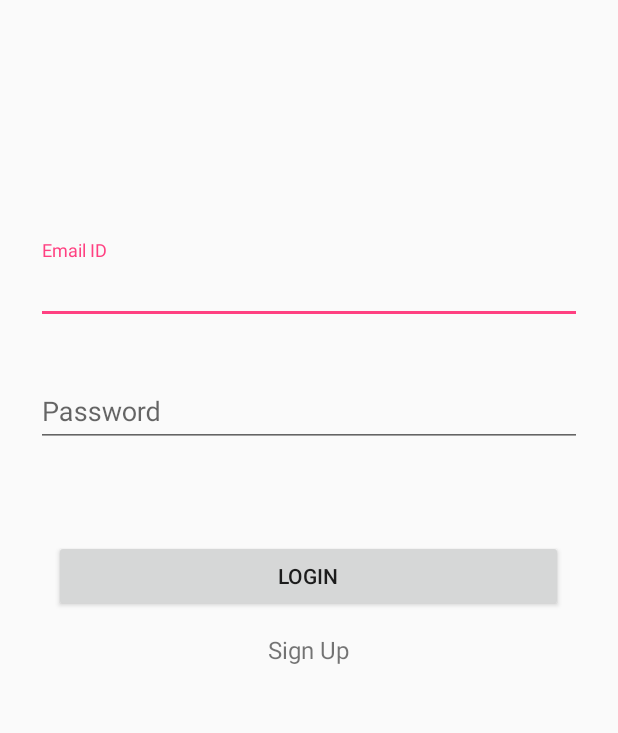
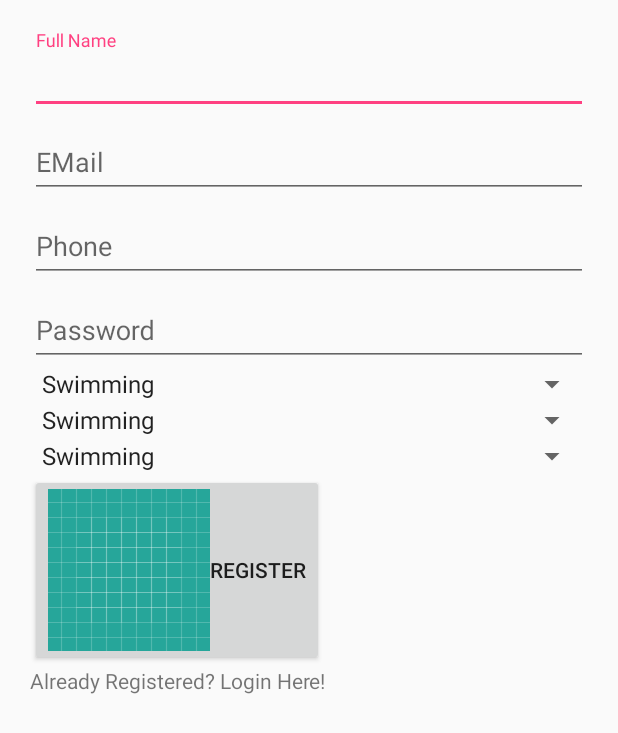
Before and after one commit to achaudhary997/Mobile_Computing_Project, an Android app: the screen it shows after launch (LoginActivity before the commit, RegisterActivity after it), after a tap on "Sign Up", on a phone screen of 412 x 824 dp. Shown: the top 733 px of the screen. Run offline under Robolectric (Android 15) with nearby library versions, the phone set to English and light mode, and no system bars; our stand-ins replace Firebase (no records; nobody signed in at launch, a user with empty details on screens opened directly).

```diff
--- a/app/src/main/AndroidManifest.xml
+++ b/app/src/main/AndroidManifest.xml
@@ -9,7 +9,7 @@
         android:roundIcon="@mipmap/ic_launcher_round"
         android:supportsRtl="true"
         android:theme="@style/AppTheme">
-        <activity android:name=".HomePageActivity">
+        <activity android:name=".HomeActivity">
 
         </activity>
         <activity
@@ -23,6 +23,10 @@
                 <category android:name="android.intent.category.LAUNCHER" />
             </intent-filter>
         </activity>
+        <activity
+            android:name=".RegisterActivity"
+            android:label="@string/title_activity_register"
+            android:theme="@style/AppTheme.NoActionBar" />
     </application>
 
 </manifest>
--- a/app/src/main/java/com/example/anubhav/mc_project/HomePageActivity.java
+++ b/app/src/main/java/com/example/anubhav/mc_project/HomeActivity.java
@@ -19,7 +19,7 @@ import com.firebase.ui.auth.AuthUI;
 import com.google.android.gms.tasks.OnCompleteListener;
 import com.google.android.gms.tasks.Task;
 
-public class HomePageActivity extends AppCompatActivity
+public class HomeActivity extends AppCompatActivity
         implements NavigationView.OnNavigationItemSelectedListener {
 
     @Override
@@ -104,7 +104,7 @@ public class HomePageActivity extends AppCompatActivity
                     .addOnCompleteListener(new OnCompleteListener<Void>() {
                         public void onComplete(@NonNull Task<Void> task) {
                             // user is now signed out
-                            startActivity(new Intent(HomePageActivity.this, LoginActivity.class));
+                            startActivity(new Intent(HomeActivity.this, LoginActivity.class));
                             finish();
                         }
                     });
--- a/app/src/main/java/com/example/anubhav/mc_project/LoginActivity.java
+++ b/app/src/main/java/com/example/anubhav/mc_project/LoginActivity.java
@@ -27,31 +27,6 @@ public class LoginActivity extends AppCompatActivity{
     private EditText loginEmail, loginPassword;
     private TextView registerButton;
     private FirebaseAuth mAuth;
-    private static final Pattern VALID_EMAIL_ADDRESS_REGEX =
-            Pattern.compile("^[A-Z0-9._%+-]+@[A-Z0-9.-]+\\.[A-Z]{2,6}$", Pattern.CASE_INSENSITIVE);
-
-    /**
-     * ^                 # start-of-string
-     *  (?=.*[0-9])       # a digit must occur at least once
-     *  (?=.*[a-z])       # a lower case letter must occur at least once
-     *  (?=.*[A-Z])       # an upper case letter must occur at least once
-     *  (?=.*[@#$%^&+=])  # a special character must occur at least once
-     *  (?=\S+$)          # no whitespace allowed in the entire string
-     *  .{8,}             # anything, at least eight places though
-     *  $                 # end-of-string
-     */
-    private static final Pattern VALID_PASSWORD_STRONG_REGEX =
-            Pattern.compile("^(?=.*[0-9])(?=.*[a-z])(?=.*[@#$%^&+=])(?=\\S+$).{8,}$");
-
-    private static boolean validateEmail(String emailStr) {
-        Matcher matcher = VALID_EMAIL_ADDRESS_REGEX .matcher(emailStr);
-        return matcher.find();
-    }
-
-    private static boolean validateStrongPassword(String passwordStr) {
-        Matcher matcher = VALID_PASSWORD_STRONG_REGEX.matcher(passwordStr);
-        return matcher.find();
-    }
 
     @Override
     protected void onCreate(Bundle savedInstanceState) {
@@ -63,7 +38,6 @@ public class LoginActivity extends AppCompatActivity{
         registerButton = findViewById(R.id.login_register_button);
 
         mAuth = FirebaseAuth.getInstance();
-
     }
 
     @Override
@@ -77,7 +51,7 @@ public class LoginActivity extends AppCompatActivity{
     }
 
     private void startHomePageActivity() {
-        Intent homePage = new Intent(this, HomePageActivity.class);
+        Intent homePage = new Intent(this, HomeActivity.class);
         startActivity(homePage);
     }
 
@@ -85,7 +59,7 @@ public class LoginActivity extends AppCompatActivity{
         String email = loginEmail.getText().toString();
         String password = loginPassword.getText().toString();
         Log.d("login", "Email: " + email + "; password: " + password);
-        if (validateEmail(email) && validateStrongPassword(password)) {
+        if (Helper.validateEmail(email) && Helper.validateStrongPassword(password)) {
             mAuth.signInWithEmailAndPassword(email, password)
                     .addOnCompleteListener(this, new OnCompleteListener<AuthResult>() {
                         @Override
@@ -103,23 +77,8 @@ public class LoginActivity extends AppCompatActivity{
     }
 
     public void register(View v) {
-        String email = loginEmail.getText().toString();
-        String password = loginPassword.getText().toString();
-        if (validateEmail(email) && validateStrongPassword(password)) {
-            mAuth.createUserWithEmailAndPassword(email, password)
-                    .addOnCompleteListener(this, new OnCompleteListener<AuthResult>() {
-                        @Override
-                        public void onComplete(@NonNull Task<AuthResult> task) {
-                            if (task.isSuccessful()) {
-                                startHomePageActivity();
-                            } else {
-                                Toast.makeText(LoginActivity.this, "Registration not successful", Toast.LENGTH_SHORT).show();
-                            }
-                        }
-                    });
-        } else {
-            Toast.makeText(this, "Email/Password is in incorrect format.", Toast.LENGTH_SHORT).show();
-        }
+        Intent registerIntent = new Intent(LoginActivity.this, RegisterActivity.class);
+        startActivity(registerIntent);
     }
 
 
--- /dev/null
+++ b/app/src/main/java/com/example/anubhav/mc_project/RegisterActivity.java
@@ -0,0 +1,124 @@
+package com.example.anubhav.mc_project;
+
+import android.content.Intent;
+import android.support.annotation.NonNull;
+import android.support.v7.app.AppCompatActivity;
+import android.os.Bundle;
+import android.view.View;
+import android.widget.ArrayAdapter;
+import android.widget.Button;
+import android.widget.EditText;
+import android.widget.Spinner;
+import android.widget.Toast;
+
+import com.example.anubhav.mc_project.models.User;
+import com.google.android.gms.tasks.OnCompleteListener;
+import com.google.android.gms.tasks.Task;
+import com.google.firebase.auth.AuthResult;
+import com.google.firebase.auth.FirebaseAuth;
+import com.google.firebase.auth.FirebaseUser;
+import com.google.firebase.database.DatabaseReference;
+import com.google.firebase.database.FirebaseDatabase;
+import com.google.firebase.storage.FirebaseStorage;
+
+import java.util.ArrayList;
+
+public class RegisterActivity extends AppCompatActivity {
+
+    private EditText fullName;
+    private EditText emailAddress;
+    private EditText contactNumber;
+    private EditText password;
+
+    private Spinner interest1;
+    private Spinner interest2;
+    private Spinner interest3;
+
+    private Button registerButton;
+
+    private FirebaseAuth mAuth;
+    private FirebaseDatabase mFirebaseDatabase;
+    private FirebaseAuth.AuthStateListener mAuthListener;
+    private DatabaseReference mDatabaseReference;
+    private String userID;
+
+    @Override
+    protected void onCreate(Bundle savedInstanceState) {
+        super.onCreate(savedInstanceState);
+        setContentView(R.layout.activity_register);
+
+        fullName = findViewById(R.id.et_full_name);
+        emailAddress = findViewById(R.id.et_email);
+        contactNumber = findViewById(R.id.et_contact);
+        password = findViewById(R.id.et_password);
+
+        interest1 = findViewById(R.id.spinner_interest_1);
+        interest2 = findViewById(R.id.spinner_interest_2);
+        interest3 = findViewById(R.id.spinner_interest_3);
+
+        registerButton = findViewById(R.id.register_button);
+
+        mAuth = FirebaseAuth.getInstance();
+
+//        POPULATING SPINNERS
+        ArrayAdapter<CharSequence> adapter1 = ArrayAdapter.createFromResource(this,
+                R.array.interests, android.R.layout.simple_spinner_item);
+        adapter1.setDropDownViewResource(android.R.layout.simple_spinner_dropdown_item);
+        interest1.setAdapter(adapter1);
+
+        ArrayAdapter<CharSequence> adapter2 = ArrayAdapter.createFromResource(this,
+                R.array.interests, android.R.layout.simple_spinner_item);
+        adapter2.setDropDownViewResource(android.R.layout.simple_spinner_dropdown_item);
+        interest2.setAdapter(adapter2);
+
+        ArrayAdapter<CharSequence> adapter3 = ArrayAdapter.createFromResource(this,
+                R.array.interests, android.R.layout.simple_spinner_item);
+        adapter3.setDropDownViewResource(android.R.layout.simple_spinner_dropdown_item);
+        interest3.setAdapter(adapter3);
+    }
+
+    public void addExtraData(String email, String name, String contact, String in1, String in2, String in3) {
+        FirebaseUser user = mAuth.getCurrentUser();
+        mFirebaseDatabase = FirebaseDatabase.getInstance();
+        mDatabaseReference = mFirebaseDatabase.getReference();
+        userID = user.getUid();
+
+        User userProfile = new User(userID, name, email, 0.0, contact);
+        ArrayList<String> interests = new ArrayList<>();
+        interests.add(in1);
+        interests.add(in2);
+        interests.add(in3);
+        userProfile.setInterests(interests);
+        mDatabaseReference.child("users").child(userID).setValue(userProfile);
+    }
+
+    public void register(View view) {
+        final String name = fullName.getText().toString();
+        final String email = emailAddress.getText().toString();
+        final String contact = contactNumber.getText().toString();
+        String pwd = password.getText().toString();
+
+        final String in1 = interest1.getSelectedItem().toString();
+        final String in2 = interest2.getSelectedItem().toString();
+        final String in3 = interest3.getSelectedItem().toString();
+
+        if (Helper.validateEmail(email) && Helper.validateStrongPassword(pwd))
+            mAuth.createUserWithEmailAndPassword(email, pwd)
+                    .addOnCompleteListener(this, new OnCompleteListener<AuthResult>() {
+                        @Override
+                        public void onComplete(@NonNull Task<AuthResult> task) {
+                            if (task.isSuccessful()) {
+                                addExtraData(email, name, contact, in1, in2, in3);
+                                Intent homeActivity = new Intent(RegisterActivity.this, HomeActivity.class);
+                                startActivity(homeActivity);
+                            } else {
+                                Toast.makeText(RegisterActivity.this, "Registration not successful", Toast.LENGTH_SHORT).show();
+                            }
+                        }
+                    });
+        else {
+            Toast.makeText(this, "Email/Password is in incorrect format.", Toast.LENGTH_SHORT).show();
+        }
+
+    }
+}
--- a/app/src/main/java/com/example/anubhav/mc_project/datamodels/Event.java
+++ b/app/src/main/java/com/example/anubhav/mc_project/models/Event.java
@@ -1,9 +1,8 @@
-package com.example.anubhav.mc_project.datamodels;
+package com.example.anubhav.mc_project.models;
 
 import android.location.Location;
 
 import com.google.firebase.database.DatabaseReference;
-import com.google.firebase.database.FirebaseDatabase;
 
 import java.util.Date;
 
--- /dev/null
+++ b/app/src/main/res/layout/activity_register.xml
@@ -0,0 +1,105 @@
+<?xml version="1.0" encoding="utf-8"?>
+<RelativeLayout xmlns:android="http://schemas.android.com/apk/res/android"
+    xmlns:tools="http://schemas.android.com/tools"
+    android:layout_width="match_parent"
+    android:layout_height="match_parent"
+    android:paddingBottom="20dp"
+    android:paddingTop="20dp"
+    android:paddingRight="20dp"
+    android:paddingLeft="20dp"
+    tools:context=".RegisterActivity">
+
+    <android.support.design.widget.TextInputLayout
+        android:id="@+id/input_layout_full_name"
+        android:layout_width="match_parent"
+        android:layout_height="wrap_content">
+
+        <EditText
+            android:id="@+id/et_full_name"
+            android:layout_width="match_parent"
+            android:layout_height="wrap_content"
+            android:inputType="textPersonName"
+            android:hint="@string/full_name_hint" />
+
+    </android.support.design.widget.TextInputLayout>
+
+    <android.support.design.widget.TextInputLayout
+        android:id="@+id/input_layout_email"
+        android:layout_width="match_parent"
+        android:layout_height="wrap_content"
+        android:layout_below="@+id/input_layout_full_name">
+
+        <EditText
+            android:id="@+id/et_email"
+            android:layout_width="match_parent"
+            android:layout_height="wrap_content"
+            android:inputType="textEmailAddress"
+            android:hint="@string/email_hint" />
+
+    </android.support.design.widget.TextInputLayout>
+
+    <android.support.design.widget.TextInputLayout
+        android:id="@+id/input_layout_contact"
+        android:layout_width="match_parent"
+        android:layout_height="wrap_content"
+        android:layout_below="@+id/input_layout_email">
+
+        <EditText
+            android:id="@+id/et_contact"
+            android:layout_width="match_parent"
+            android:layout_height="wrap_content"
+            android:inputType="phone"
+            android:hint="@string/contact_hint" />
+
+    </android.support.design.widget.TextInputLayout>
+
+    <android.support.design.widget.TextInputLayout
+        android:id="@+id/input_layout_password"
+        android:layout_width="match_parent"
+        android:layout_height="wrap_content"
+        android:layout_below="@+id/input_layout_contact">
+
+        <EditText
+            android:id="@+id/et_password"
+            android:layout_width="match_parent"
+            android:layout_height="wrap_content"
+            android:inputType="textPassword"
+            android:hint="@string/password_hint" />
+
+    </android.support.design.widget.TextInputLayout>
+
+    <Spinner
+        android:layout_below="@id/input_layout_password"
+        android:layout_width="match_parent"
+        android:layout_height="wrap_content"
+        android:id="@+id/spinner_interest_1"/>
+
+    <Spinner
+        android:layout_below="@id/spinner_interest_1"
+        android:layout_width="match_parent"
+        android:layout_height="wrap_content"
+
+        android:id="@+id/spinner_interest_2"/>
+
+    <Spinner
+        android:layout_below="@+id/spinner_interest_2"
+        android:layout_width="match_parent"
+        android:layout_height="wrap_content"
+        android:id="@+id/spinner_interest_3"/>
+
+    <Button
+        android:layout_below="@+id/spinner_interest_3"
+        android:layout_width="wrap_content"
+        android:layout_height="wrap_content"
+        android:text="@string/register"
+        android:id="@+id/register_button"
+        android:onClick="register"
+        android:drawableStart="@drawable/ic_launcher_background" />
+
+    <TextView
+        android:layout_below="@+id/register_button"
+        android:id="@+id/register_text_view"
+        android:layout_width="match_parent"
+        android:layout_height="wrap_content"
+        android:text="@string/already_registered_text"/>
+</RelativeLayout>
--- a/app/src/main/res/layout/app_bar_home_page.xml
+++ b/app/src/main/res/layout/app_bar_home_page.xml
@@ -4,7 +4,7 @@
     xmlns:tools="http://schemas.android.com/tools"
     android:layout_width="match_parent"
     android:layout_height="match_parent"
-    tools:context=".HomePageActivity">
+    tools:context=".HomeActivity">
 
     <android.support.design.widget.AppBarLayout
         android:layout_width="match_parent"
--- a/app/src/main/res/layout/content_home_page.xml
+++ b/app/src/main/res/layout/content_home_page.xml
@@ -5,7 +5,7 @@
     android:layout_width="match_parent"
     android:layout_height="match_parent"
     app:layout_behavior="@string/appbar_scrolling_view_behavior"
-    tools:context=".HomePageActivity"
+    tools:context=".HomeActivity"
     tools:showIn="@layout/app_bar_home_page">
 
     <android.support.v7.widget.RecyclerView
--- a/app/src/main/res/values/strings.xml
+++ b/app/src/main/res/values/strings.xml
@@ -1,6 +1,7 @@
 <resources>
     <string name="app_name">MC_Project</string>
     <string name="title_activity_home_page">HomePage</string>
+    <string name="title_activity_register">Register</string>
     <string name="navigation_drawer_open">Open navigation drawer</string>
     <string name="navigation_drawer_close">Close navigation drawer</string>
     <string name="nav_header_title">Android Studio</string>
@@ -20,6 +21,19 @@
     <string name="sign_up">Sign Up</string>
     <string name="login">Login</string>
 
-    <!-- TODO: Remove or change this placeholder text -->
+
     <string name="hello_blank_fragment">Hello blank fragment</string>
+    <string name="already_registered_text">Already Registered? Login Here!</string>
+    <string name="register">Register</string>
+    <string name="contact_hint">Phone</string>
+    <string name="email_hint">EMail</string>
+    <string name="full_name_hint">Full Name</string>
+    <string name="password_hint">Password</string>
+
+    <!-- Interests -->
+    <string-array name="interests">
+        <item>Swimming</item>
+        <item>Running</item>
+        <item>Gym</item>
+    </string-array>
 </resources>
```
Also changed, not shown: app/src/main/java/com/example/anubhav/mc_project/Helper.java (added, +34 -0 lines), app/src/main/java/com/example/anubhav/mc_project/models/User.java (renamed from app/src/main/java/com/example/anubhav/mc_project/datamodels/User.java, +25 -15 lines).
